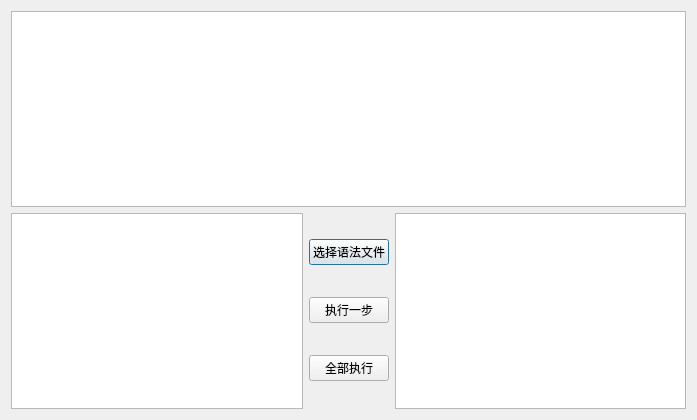
Before: the Qt Designer form tj_parser.ui in KunWuLuan/tj_wk_compiler, drawn with Qt 5.
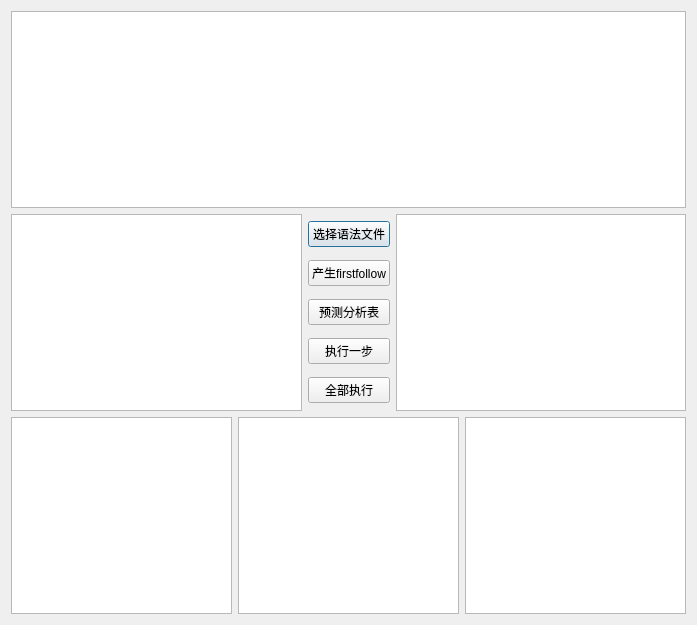
After: the same form once the commit is applied.

The edit to the form file:
```diff
--- a/tj_parser.ui
+++ b/tj_parser.ui
@@ -7,7 +7,7 @@
     <x>0</x>
     <y>0</y>
     <width>697</width>
-    <height>420</height>
+    <height>625</height>
    </rect>
   </property>
   <property name="windowTitle">
@@ -31,6 +31,20 @@
          </property>
         </widget>
        </item>
+       <item>
+        <widget class="QPushButton" name="firstfollow">
+         <property name="text">
+          <string>产生firstfollow</string>
+         </property>
+        </widget>
+       </item>
+       <item>
+        <widget class="QPushButton" name="forecast">
+         <property name="text">
+          <string>预测分析表</string>
+         </property>
+        </widget>
+       </item>
        <item>
         <widget class="QPushButton" name="oneStep">
          <property name="text">
@@ -52,6 +66,19 @@
      </item>
     </layout>
    </item>
+   <item>
+    <layout class="QHBoxLayout" name="horizontalLayout_2">
+     <item>
+      <widget class="QTableView" name="firsttableView"/>
+     </item>
+     <item>
+      <widget class="QTableView" name="followtableView"/>
+     </item>
+     <item>
+      <widget class="QTableView" name="forecasttableView"/>
+     </item>
+    </layout>
+   </item>
   </layout>
  </widget>
  <resources/>
```
